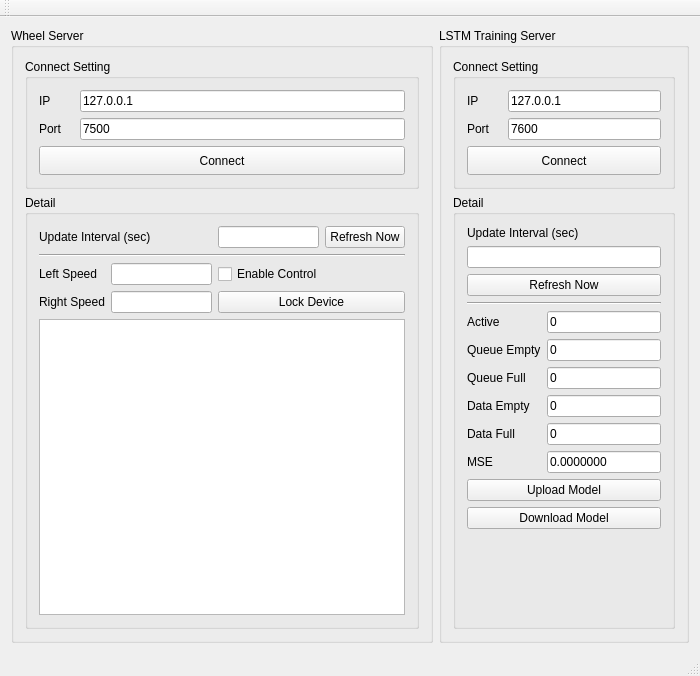
Above: util/hourglass_monitor/mainwindow.ui from jamesljlster/hourglass before the change. Below: the same form after it.
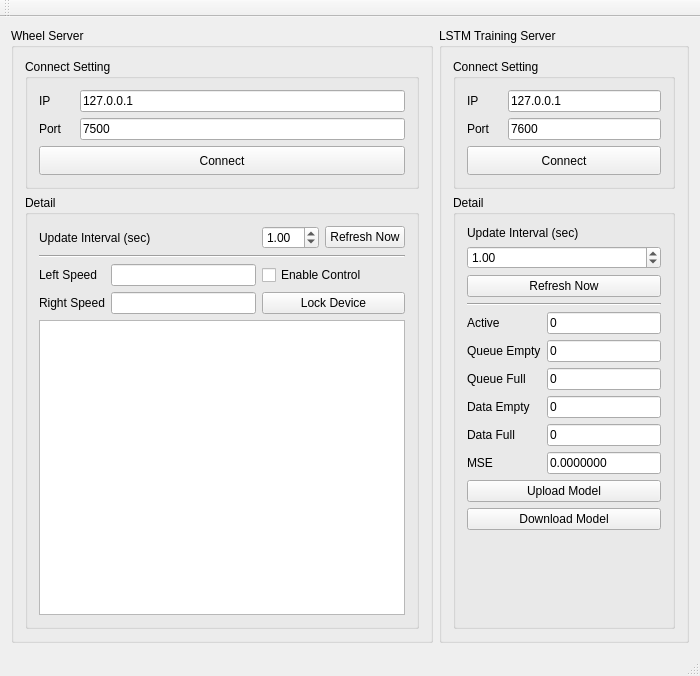
That is the form after the change.

Commit message: Finish wclt refresh button

What changed in the file:
```diff
--- a/util/hourglass_monitor/mainwindow.ui
+++ b/util/hourglass_monitor/mainwindow.ui
@@ -132,10 +132,7 @@
          </property>
          <layout class="QGridLayout" name="gridLayout_5">
           <item row="4" column="1">
-           <widget class="QLineEdit" name="lineEdit_13"/>
-          </item>
-          <item row="0" column="2">
-           <widget class="QLineEdit" name="lineEdit_12"/>
+           <widget class="QLineEdit" name="wsvrSal"/>
           </item>
           <item row="7" column="0" colspan="4">
            <widget class="QGraphicsView" name="graphicsView"/>
@@ -192,6 +189,13 @@
             </property>
            </widget>
           </item>
+          <item row="0" column="2">
+           <widget class="QDoubleSpinBox" name="doubleSpinBox">
+            <property name="value">
+             <double>1.000000000000000</double>
+            </property>
+           </widget>
+          </item>
          </layout>
         </widget>
        </item>
@@ -430,9 +434,6 @@
             </property>
            </widget>
           </item>
-          <item row="1" column="0" colspan="2">
-           <widget class="QLineEdit" name="lineEdit_5"/>
-          </item>
           <item row="14" column="0" colspan="2">
            <widget class="QPushButton" name="pushButton_4">
             <property name="text">
@@ -467,6 +468,13 @@
             </property>
            </spacer>
           </item>
+          <item row="1" column="0" colspan="2">
+           <widget class="QDoubleSpinBox" name="doubleSpinBox_2">
+            <property name="value">
+             <double>1.000000000000000</double>
+            </property>
+           </widget>
+          </item>
          </layout>
         </widget>
        </item>
```
Left out of the diff: 4 changed lines with no effect on the pictures. The commit also changes 2 other files.
